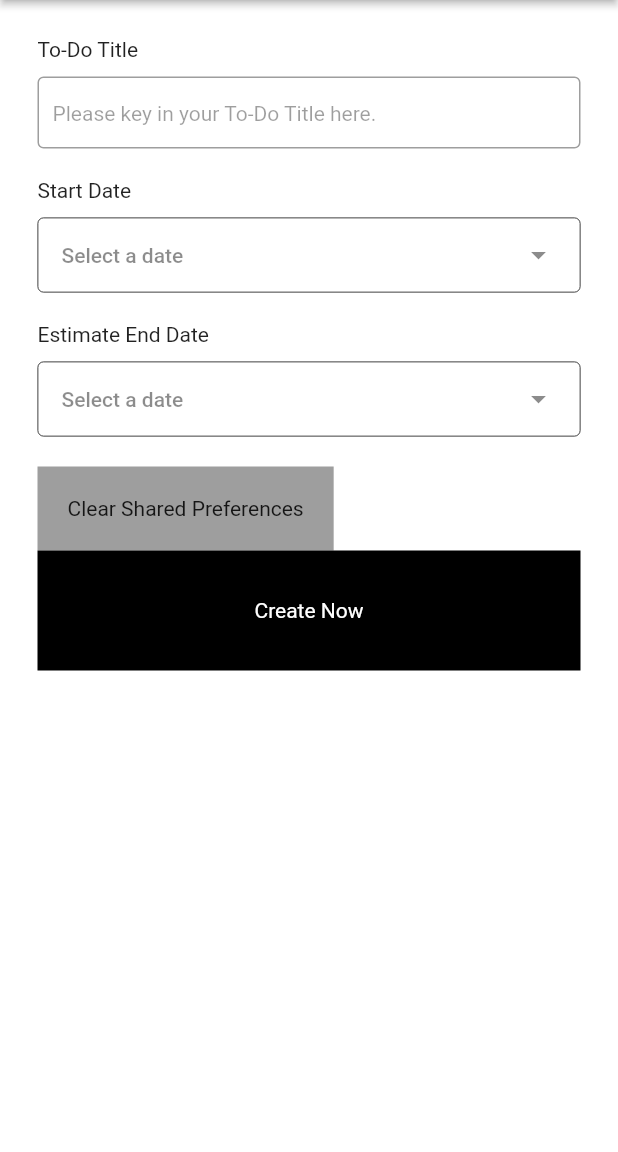
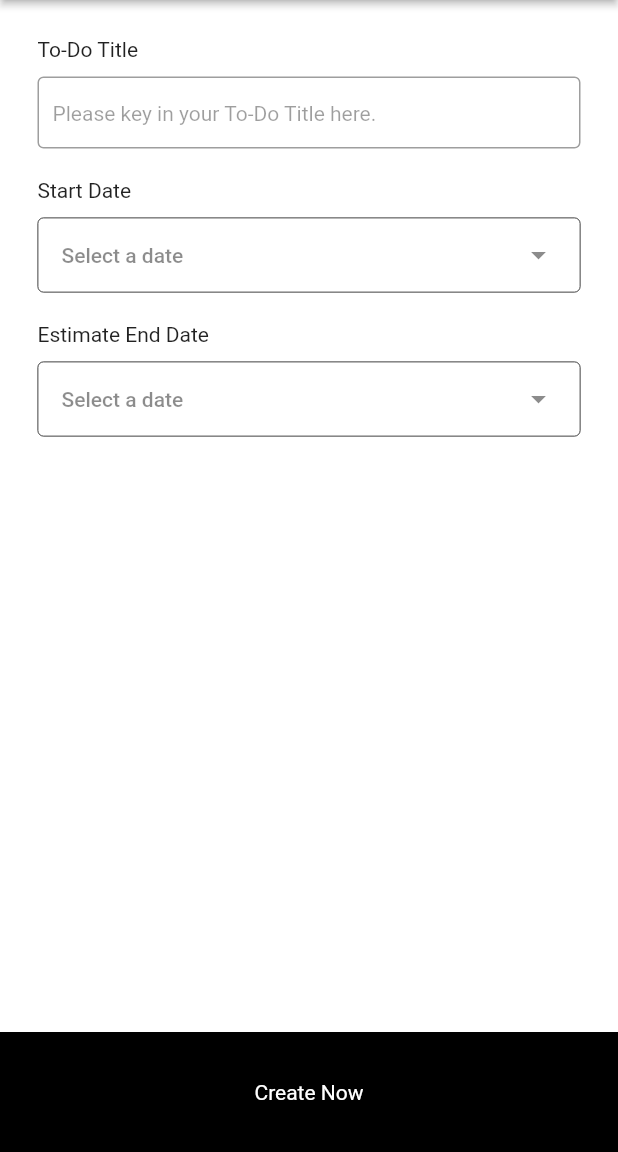
Before and after one commit to ws8149/flutter-to-do-list, a Flutter app: the screen it shows after launch, after a tap on the "add" icon, on a phone screen of 412 x 824 dp, the part 84-1236 px from its top. Run offline on Flutter 3.47's test engine with Material 2 defaults, Android fonts, the phone set to English and light mode, and no system bars; our stand-ins replace shared_preferences.

Commit message:
Fix Save and Create button

```diff
--- a/lib/pages/todo/AddTodoPage.dart
+++ b/lib/pages/todo/AddTodoPage.dart
@@ -35,7 +35,9 @@ class _AddTodoPageState extends State<AddTodoPage> {
       appBar: AppNavBar(
         label: 'Add New To-Do List',
       ),
-      body: Container(
+      body: Column(
+        children: [
+          Container(
             padding: EdgeInsets.all(25.0),
             child: Column(
               crossAxisAlignment: CrossAxisAlignment.start,
@@ -99,21 +101,12 @@ class _AddTodoPageState extends State<AddTodoPage> {
                   selectedDate: _end_date_time,
                 ),
 
-            SizedBox(height: 20),
 
-            InkWell(
-              onTap: () async {
+              ],
 
-                SharedPreferences prefs = await SharedPreferences.getInstance();
-                prefs.clear();
-                print('Cleared');
-              },
-              child: Container(
-                color: Colors.grey,
-                padding: const EdgeInsets.all(20.0),
-                child: Text('Clear Shared Preferences'),
             ),
           ),
+          Spacer(),
 
           InkWell(
             onTap: () async {
@@ -138,8 +131,6 @@ class _AddTodoPageState extends State<AddTodoPage> {
             ),
           )
         ],
-
-        ),
       ),
 
     );
```
Also changed, not shown: lib/pages/todo/EditTodoPage.dart (+7 -6 lines). Lines whose indentation alone changed are shown as unchanged.
